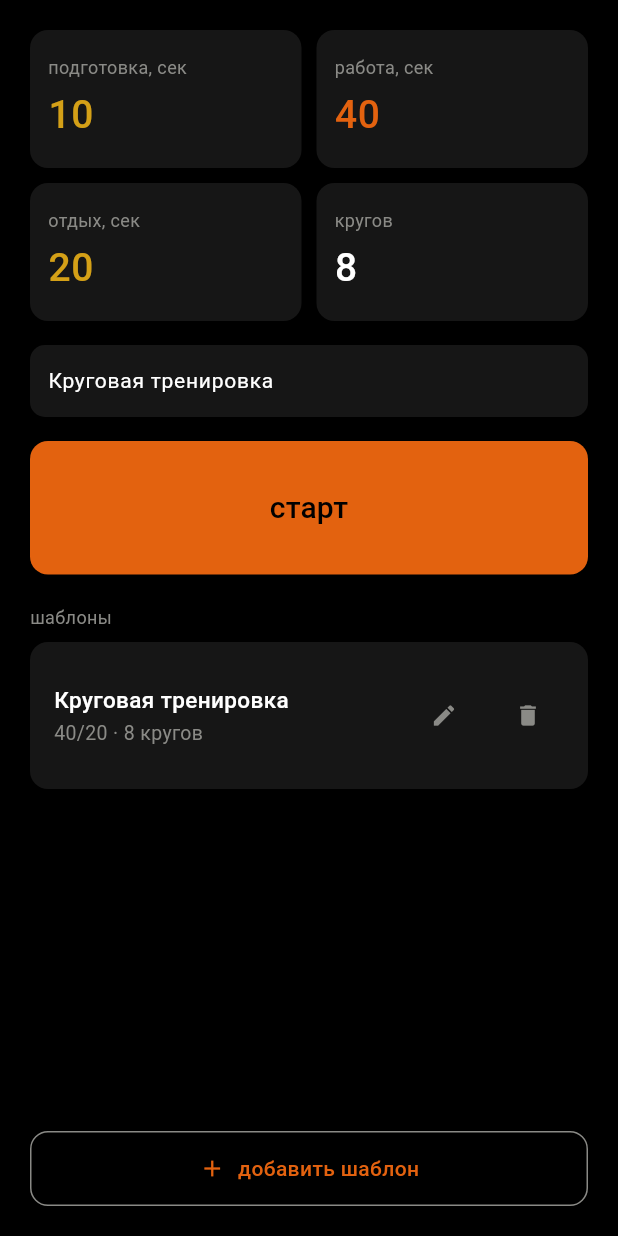
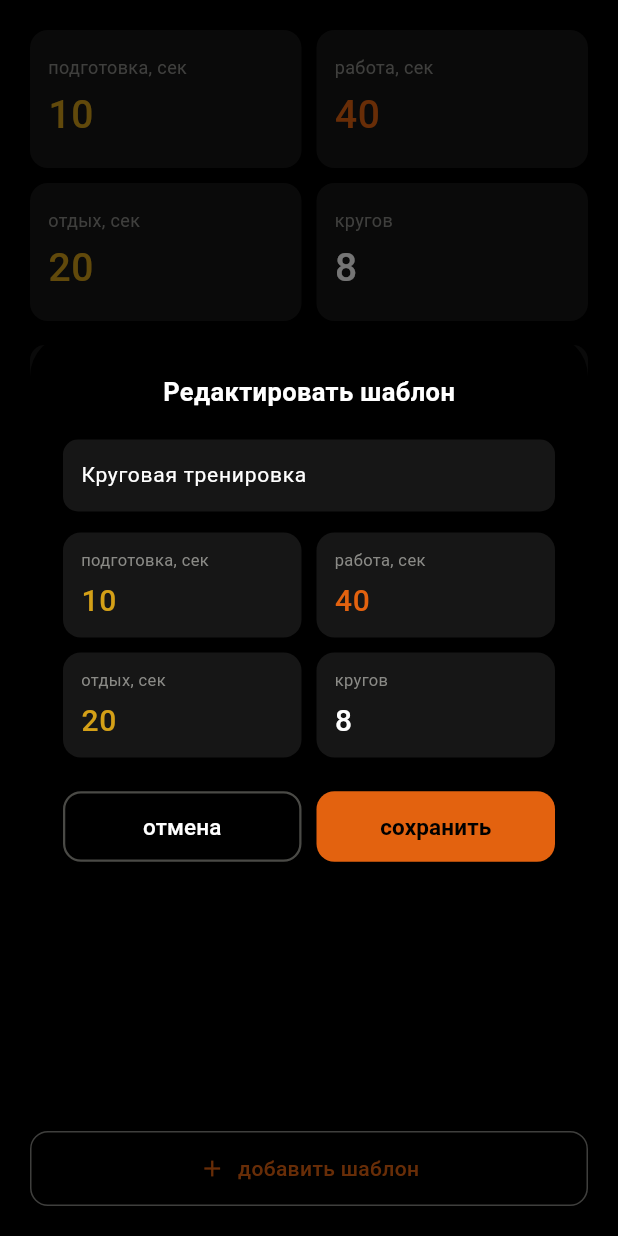
Before and after one commit to romanrez-bit/interval-timer-app, a Flutter app: the screen it shows after launch, after a tap on "добавить шаблон", after a tap on the "edit" icon, on a phone screen of 412 x 824 dp. Run offline on Flutter 3.47's test engine with Material 3 defaults, Android fonts, the phone set to English and light mode, and no system bars; our stand-ins replace audioplayers, sqflite, wakelock_plus; accounts and stored records are empty.

Commit message:
Экран 2 (Активный таймер) — звук, wakelock, аварийная остановка - Добавлены 4 звуковых сигнала (тик отсчёта 5-4-3-2, старт фазы, круг завершён, тренировка завершена) через audioplayers - Звук корректно останавливается при паузе и переходе к RPE-опросу - Подключён wakelock_plus — экран не гаснет во время тренировки - Добавлена кнопка аварийной остановки тренировки (с подтверждением, красный значок)
Экран 1 — доработки
- Реализован диалог редактирования шаблона (было заглушкой)
- Исправлен баг ввода цифр в полях (текстовая клавиатура с фильтром "только цифры" вместо ненадёжной номерной)
- Выбор шаблона из списка переведён с одного нажатия на двойное — чтобы прокрутка списка случайно не подставляла значения

Прочее
- Исправлен ряд ошибок сборки (конфликт Kotlin-кэша между дисками C:/D:, зависшие процессы после чистки диска на C:)

```diff
--- a/lib/screens/setup_screen.dart
+++ b/lib/screens/setup_screen.dart
@@ -1,6 +1,8 @@
 import 'package:flutter/material.dart';
+import 'package:flutter/services.dart';
 import '../models/saved_timer.dart';
 import '../services/database_service.dart';
+import '../widgets/edit_template_dialog.dart';
 import 'active_timer_screen.dart';
 
 class SetupScreen extends StatefulWidget {
@@ -90,6 +92,14 @@ class _SetupScreenState extends State<SetupScreen> {
     );
     if (confirmed == true && timer.id != null) {
       await DatabaseService.instance.deleteSavedTimer(timer.id!);
+      _loadSavedTimers();
+    }
+  }
+
+  Future<void> _editTemplate(SavedTimer timer) async {
+    final updated = await showEditTemplateDialog(context, timer: timer);
+    if (updated != null) {
+      await DatabaseService.instance.updateSavedTimer(updated);
       _loadSavedTimers();
     }
   }
@@ -189,11 +199,12 @@ class _SetupScreenState extends State<SetupScreen> {
         children: [
           Text(label, style: const TextStyle(color: _muted, fontSize: 12)),
           const SizedBox(height: 4),
-          TextField(
-            controller: controller,
-            keyboardType: TextInputType.number,
-            style: TextStyle(
-                color: color, fontSize: 26, fontWeight: FontWeight.w500),
+      TextField(
+          controller: controller,
+          keyboardType: TextInputType.text,
+          inputFormatters: [FilteringTextInputFormatter.digitsOnly],
+          style: TextStyle(
+              color: color, fontSize: 26, fontWeight: FontWeight.w500),
             decoration: const InputDecoration(
                 border: InputBorder.none,
                 isDense: true,
@@ -248,8 +259,8 @@ class _SetupScreenState extends State<SetupScreen> {
       child: Row(
         children: [
           Expanded(
-            child: GestureDetector(
-              onTap: () => _loadTemplate(timer),
+              child: GestureDetector(
+                  onDoubleTap: () => _loadTemplate(timer),
               child: Column(
                 mainAxisAlignment: MainAxisAlignment.center,
                 crossAxisAlignment: CrossAxisAlignment.start,
@@ -271,7 +282,7 @@ class _SetupScreenState extends State<SetupScreen> {
             icon: const Icon(Icons.edit, color: _muted, size: 18),
             padding: EdgeInsets.zero,
             constraints: const BoxConstraints(minWidth: 32, minHeight: 32),
-            onPressed: () {}, // TODO: экран/диалог редактирования шаблона
+            onPressed: () => _editTemplate(timer),
           ),
           const SizedBox(width: 8),
           IconButton(
--- /dev/null
+++ b/lib/widgets/edit_template_dialog.dart
@@ -0,0 +1,200 @@
+import 'package:flutter/material.dart';
+import 'package:flutter/services.dart';
+import '../models/saved_timer.dart';
+
+Future<SavedTimer?> showEditTemplateDialog(
+    BuildContext context, {
+      required SavedTimer timer,
+    }) {
+  return showDialog<SavedTimer>(
+    context: context,
+    barrierColor: Colors.black54,
+    builder: (context) => _EditTemplateDialogContent(timer: timer),
+  );
+}
+
+class _EditTemplateDialogContent extends StatefulWidget {
+  final SavedTimer timer;
+
+  const _EditTemplateDialogContent({required this.timer});
+
+  @override
+  State<_EditTemplateDialogContent> createState() =>
+      _EditTemplateDialogContentState();
+}
+
+class _EditTemplateDialogContentState
+    extends State<_EditTemplateDialogContent> {
+  static const _colorPrep = Color(0xFFD4A017);
+  static const _colorWork = Color(0xFFE3620F);
+  static const _colorRest = Color(0xFFD4A017);
+  static const _cardBg = Color(0xFF161616);
+  static const _muted = Color(0xFF8A8A86);
+
+  late final TextEditingController _nameController;
+  late final TextEditingController _prepController;
+  late final TextEditingController _workController;
+  late final TextEditingController _restController;
+  late final TextEditingController _circuitsController;
+
+  @override
+  void initState() {
+    super.initState();
+    _nameController = TextEditingController(text: widget.timer.name);
+    _prepController =
+        TextEditingController(text: widget.timer.prepSeconds.toString());
+    _workController =
+        TextEditingController(text: widget.timer.workSeconds.toString());
+    _restController =
+        TextEditingController(text: widget.timer.restSeconds.toString());
+    _circuitsController =
+        TextEditingController(text: widget.timer.numCircuits.toString());
+  }
+
+  @override
+  void dispose() {
+    _nameController.dispose();
+    _prepController.dispose();
+    _workController.dispose();
+    _restController.dispose();
+    _circuitsController.dispose();
+    super.dispose();
+  }
+
+  void _save() {
+    final updated = SavedTimer(
+      id: widget.timer.id,
+      name: _nameController.text.isEmpty
+          ? 'Без названия'
+          : _nameController.text,
+      prepSeconds:
+      int.tryParse(_prepController.text) ?? widget.timer.prepSeconds,
+      workSeconds:
+      int.tryParse(_workController.text) ?? widget.timer.workSeconds,
+      restSeconds:
+      int.tryParse(_restController.text) ?? widget.timer.restSeconds,
+      numCircuits:
+      int.tryParse(_circuitsController.text) ?? widget.timer.numCircuits,
+    );
+    Navigator.pop(context, updated);
+  }
+
+  @override
+  Widget build(BuildContext context) {
+    return Dialog(
+      backgroundColor: Colors.black,
+      shape: RoundedRectangleBorder(borderRadius: BorderRadius.circular(28)),
+      insetPadding: const EdgeInsets.symmetric(horizontal: 20),
+      child: Padding(
+        padding: const EdgeInsets.symmetric(horizontal: 22, vertical: 26),
+        child: Column(
+          mainAxisSize: MainAxisSize.min,
+          children: [
+            const Text('Редактировать шаблон',
+                style: TextStyle(
+                    color: Colors.white,
+                    fontSize: 17,
+                    fontWeight: FontWeight.w600)),
+            const SizedBox(height: 20),
+            Container(
+              decoration: BoxDecoration(
+                  color: _cardBg, borderRadius: BorderRadius.circular(10)),
+              child: TextField(
+                controller: _nameController,
+                style: const TextStyle(color: Colors.white, fontSize: 14),
+                decoration: const InputDecoration(
+                  border: InputBorder.none,
+                  contentPadding:
+                  EdgeInsets.symmetric(horizontal: 12, vertical: 12),
+                ),
+              ),
+            ),
+            const SizedBox(height: 14),
+            Row(children: [
+              Expanded(
+                  child: _numberField(
+                      'подготовка, сек', _prepController, _colorPrep)),
+              const SizedBox(width: 10),
+              Expanded(
+                  child: _numberField(
+                      'работа, сек', _workController, _colorWork)),
+            ]),
+            const SizedBox(height: 10),
+            Row(children: [
+              Expanded(
+                  child: _numberField(
+                      'отдых, сек', _restController, _colorRest)),
+              const SizedBox(width: 10),
+              Expanded(
+                  child: _numberField(
+                      'кругов', _circuitsController, Colors.white)),
+            ]),
+            const SizedBox(height: 22),
+            Row(
+              children: [
+                Expanded(
+                  child: OutlinedButton(
+                    onPressed: () => Navigator.pop(context),
+                    style: OutlinedButton.styleFrom(
+                      side: const BorderSide(
+                          color: Color(0xFF4A4A46), width: 1.5),
+                      padding: const EdgeInsets.symmetric(vertical: 13),
+                      shape: RoundedRectangleBorder(
+                          borderRadius: BorderRadius.circular(12)),
+                    ),
+                    child: const Text('отмена',
+                        style: TextStyle(color: Colors.white, fontSize: 15)),
+                  ),
+                ),
+                const SizedBox(width: 10),
+                Expanded(
+                  child: ElevatedButton(
+                    onPressed: _save,
+                    style: ElevatedButton.styleFrom(
+                      backgroundColor: _colorWork,
+                      padding: const EdgeInsets.symmetric(vertical: 13),
+                      shape: RoundedRectangleBorder(
+                          borderRadius: BorderRadius.circular(12)),
+                    ),
+                    child: const Text('сохранить',
+                        style: TextStyle(
+                            color: Colors.black,
+                            fontSize: 15,
+                            fontWeight: FontWeight.w600)),
+                  ),
+                ),
+              ],
+            ),
+          ],
+        ),
+      ),
+    );
+  }
+
+  Widget _numberField(
+      String label, TextEditingController controller, Color color) {
+    return Container(
+      padding: const EdgeInsets.symmetric(horizontal: 12, vertical: 10),
+      decoration: BoxDecoration(
+          color: _cardBg, borderRadius: BorderRadius.circular(12)),
+      child: Column(
+        crossAxisAlignment: CrossAxisAlignment.start,
+        children: [
+          Text(label, style: const TextStyle(color: _muted, fontSize: 11)),
+          const SizedBox(height: 4),
+      TextField(
+          controller: controller,
+          keyboardType: TextInputType.text,
+          inputFormatters: [FilteringTextInputFormatter.digitsOnly],
+          style: TextStyle(
+              color: color, fontSize: 20, fontWeight: FontWeight.w500),
+            decoration: const InputDecoration(
+                border: InputBorder.none,
+                isDense: true,
+                contentPadding: EdgeInsets.zero),
+          ),
+        ],
+      ),
+    );
+  }
+}
--- a/pubspec.yaml
+++ b/pubspec.yaml
@@ -32,6 +32,8 @@ dependencies:
   path: ^1.9.0
   flutter:
     sdk: flutter
+  wakelock_plus: ^1.2.8
+  audioplayers: ^6.1.0
 
   # The following adds the Cupertino Icons font to your application.
   # Use with the CupertinoIcons class for iOS style icons.
@@ -58,6 +60,8 @@ flutter:
   # included with your application, so that you can use the icons in
   # the material Icons class.
   uses-material-design: true
+  assets:
+    - assets/sounds/
 
   # To add assets to your application, add an assets section, like this:
   # assets:
```
Also changed, not shown: lib/screens/active_timer_screen.dart (+177 -28 lines), pubspec.lock, 5 other files.
